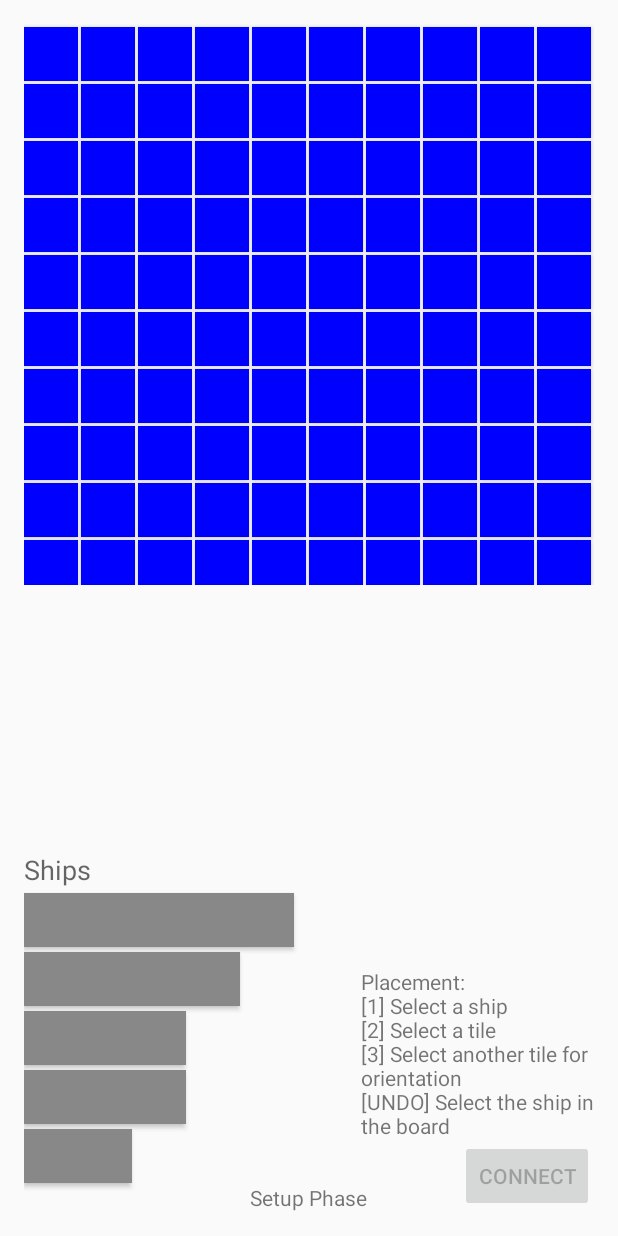
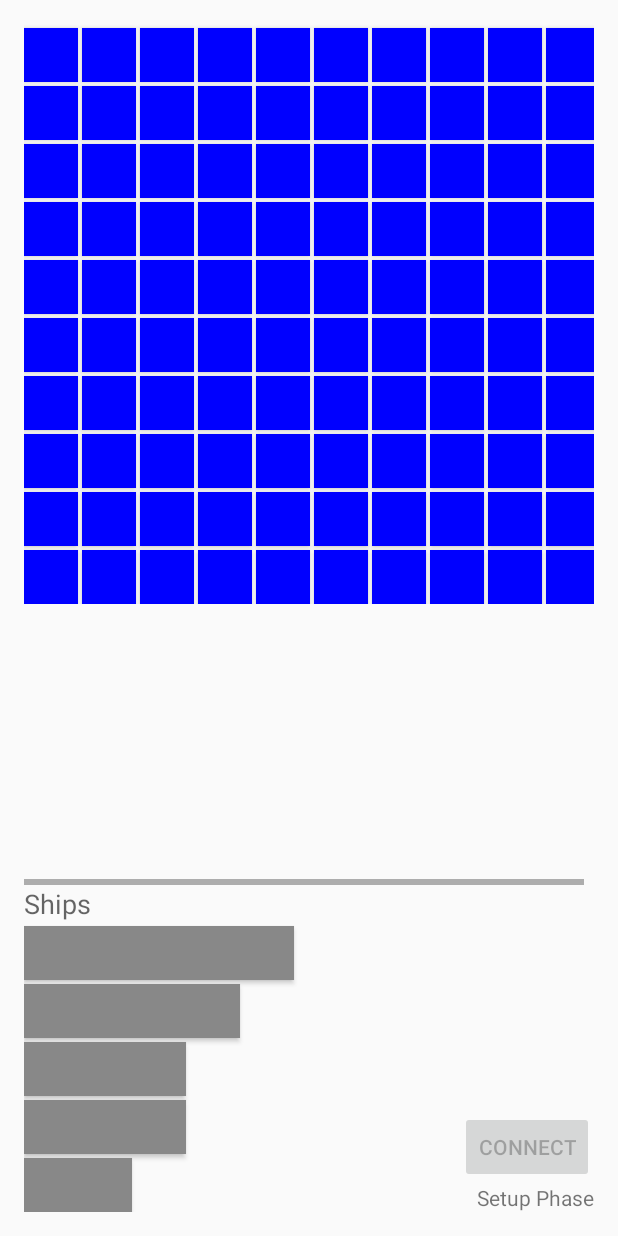
Before and after one commit to vicboyv/Battleships, an Android app: the SetupActivity screen opened directly, with no data from a screen before it, on a phone screen of 412 x 824 dp. Run offline under Robolectric (Android 15) with nearby library versions, the phone set to English and light mode, and no system bars.

Commit message:
Added flexible interface for any resolution.
tnx to scrollers

```diff
--- a/app/src/main/java/com/example/battleships/SetupActivity.java
+++ b/app/src/main/java/com/example/battleships/SetupActivity.java
@@ -21,6 +21,7 @@ import android.view.MenuItem;
 import android.view.View;
 import android.widget.Button;
 import android.widget.GridLayout;
+import android.widget.LinearLayout;
 import android.widget.Toast;
 
 import java.util.HashMap;
@@ -85,6 +86,7 @@ public class SetupActivity extends Activity {
 
         board.setColumnCount(10);
         board.setRowCount(10);
+        int tileSize = settings.getInt("TileSize", 36);
         for(int y = 0; y < 10; y++)
         {
             for(int x = 0; x < 10; x++)
@@ -92,10 +94,10 @@ public class SetupActivity extends Activity {
                 tileButton[x][y] = new Tile(this, x, y);
 
                 GridLayout.LayoutParams param = new GridLayout.LayoutParams();
-                param.height = getDP(36);
-                param.width = getDP(36);
-                param.rightMargin = 3;
-                param.topMargin = 3;
+                param.height = getDP(tileSize);
+                param.width = getDP(tileSize);
+                param.rightMargin = getDP(tileSize / 12);
+                param.topMargin = getDP(tileSize / 12);
                 param.setGravity(Gravity.CENTER);
                 param.columnSpec = GridLayout.spec(x);
                 param.rowSpec = GridLayout.spec(y);
@@ -114,6 +116,15 @@ public class SetupActivity extends Activity {
                 availableTiles.add(tileButton[x][y]);
                 board.addView(tileButton[x][y]);
             }
+        }
+        for(Button pickedButton : shipButton)
+        {
+            LinearLayout.LayoutParams param = new LinearLayout.LayoutParams((getDP(tileSize) * 5), ((getDP(tileSize) + 3) * 5));
+            param.height = getDP(tileSize);
+            param.width = getDP(tileSize) * shipInfo.get(pickedButton).length;
+            param.rightMargin = getDP(tileSize / 12);
+            param.topMargin = getDP(tileSize / 12);
+            pickedButton.setLayoutParams(param);
         }
 
         this.phaseState = "Ship Selection";
@@ -407,11 +418,11 @@ public class SetupActivity extends Activity {
         String smsBody = "CONNECT." + retrieveBlueprint();
         if(settings.getBoolean("SMSPrompt", true))
         {
-            Intent sendIntent = new Intent(Intent.ACTION_VIEW);
+            /*Intent sendIntent = new Intent(Intent.ACTION_VIEW);
             sendIntent.setData(Uri.parse("smsto: " + SecretData.shortcode));
             sendIntent.putExtra("sms_body", smsBody);
-            startActivity(sendIntent);
-            //openPlay(retrieveBlueprint(), retrieveBlueprint(), -1);
+            startActivity(sendIntent);*/
+            openPlay(retrieveBlueprint(), retrieveBlueprint(), -1);
         }
         else
         {
--- a/app/src/main/res/layout/activity_setup.xml
+++ b/app/src/main/res/layout/activity_setup.xml
@@ -4,114 +4,46 @@
     android:paddingRight="@dimen/activity_horizontal_margin"
     android:paddingTop="@dimen/activity_vertical_margin"
     android:paddingBottom="@dimen/activity_vertical_margin"
-    tools:context="com.example.battleships.SetupActivity">
+    tools:context="com.example.battleships.SetupActivity"
+                android:id="@+id/mainFrame">
 
-    <TextView android:text="Setup Phase" android:layout_width="wrap_content"
+    <HorizontalScrollView
+        android:layout_width="match_parent"
         android:layout_height="wrap_content"
-        android:id="@+id/phaseLabel"
-        android:layout_alignParentBottom="true"
-        android:layout_centerHorizontal="true" />
-
-    <Button
-        android:layout_width="wrap_content"
-        android:layout_height="wrap_content"
-        android:text="CONNECT"
-        android:id="@+id/connectButton"
-        android:layout_alignParentBottom="true"
-        android:layout_alignParentRight="true"
-        android:layout_alignParentEnd="true"
-        android:onClick="connectChikka"/>
-
-    <GridLayout
-        android:layout_width="match_parent"
-        android:layout_height="374dp"
-        android:id="@+id/boardLayout"
-        android:layout_weight="0.32"
+        android:id="@+id/horizontalScrollView"
         android:layout_alignParentTop="true"
-        android:layout_centerHorizontal="true"
-        android:layout_marginBottom="250dp">
-
-    </GridLayout>
-
-    <Button
-        android:layout_width="wrap_content"
-        android:layout_height="wrap_content"
-        android:id="@+id/shipE"
-        android:layout_above="@+id/phaseLabel"
         android:layout_alignParentLeft="true"
         android:layout_alignParentStart="true"
-        android:width="72dp"
-        android:height="36dp"
-        android:background="#ff888888"
-        android:maxWidth="72dp"
-        android:minHeight="18dp"
-        android:maxHeight="36dp"
-        android:minWidth="36dp"
-        android:layout_marginTop="3dp" />
+        android:layout_above="@+id/shipLabel">
 
-    <Button
-        android:layout_width="wrap_content"
-        android:layout_height="wrap_content"
-        android:id="@+id/shipD"
-        android:width="108dp"
-        android:height="36dp"
-        android:background="#ff888888"
-        android:maxWidth="108dp"
-        android:minHeight="18dp"
-        android:maxHeight="36dp"
-        android:minWidth="54dp"
-        android:layout_above="@+id/shipE"
-        android:layout_alignParentLeft="true"
-        android:layout_alignParentStart="true"
-        android:layout_marginTop="3dp" />
+        <RelativeLayout
+            android:layout_width="wrap_content"
+            android:layout_height="match_parent"
+            android:id="@+id/innerFrame"><![CDATA[
+            >
 
-    <Button
-        android:layout_width="wrap_content"
-        android:layout_height="wrap_content"
-        android:id="@+id/shipC"
-        android:width="108dp"
-        android:height="36dp"
-        android:background="#ff888888"
-        android:maxWidth="108dp"
-        android:minHeight="18dp"
-        android:maxHeight="36dp"
-        android:minWidth="54dp"
-        android:layout_above="@+id/shipD"
-        android:layout_alignParentLeft="true"
-        android:layout_alignParentStart="true"
-        android:layout_marginTop="3dp" />
 
-    <Button
-        android:layout_width="wrap_content"
-        android:layout_height="wrap_content"
-        android:id="@+id/shipB"
-        android:width="144dp"
-        android:height="36dp"
-        android:background="#ff888888"
-        android:maxWidth="144dp"
-        android:minHeight="18dp"
-        android:maxHeight="36dp"
-        android:minWidth="72dp"
-        android:layout_above="@+id/shipC"
-        android:layout_alignParentLeft="true"
-        android:layout_alignParentStart="true"
-        android:layout_marginTop="3dp" />
 
-    <Button
-        android:layout_width="wrap_content"
-        android:layout_height="wrap_content"
-        android:id="@+id/shipA"
-        android:width="180dp"
-        android:height="36dp"
-        android:background="#ff888888"
-        android:maxWidth="180dp"
-        android:minHeight="18dp"
-        android:maxHeight="36dp"
-        android:minWidth="90dp"
-        android:layout_above="@+id/shipB"
-        android:layout_alignParentLeft="true"
-        android:layout_alignParentStart="true"
-        android:layout_marginTop="3dp" />
+
+
+            ]]>
+
+            <ScrollView
+                android:layout_width="match_parent"
+                android:layout_height="wrap_content"
+                android:id="@+id/scrollView">
+
+                <GridLayout
+                    android:layout_width="match_parent"
+                    android:layout_height="wrap_content"
+                    android:id="@+id/boardLayout"
+                    android:orientation="vertical"
+                    android:nestedScrollingEnabled="false">
+
+                </GridLayout>
+            </ScrollView>
+        </RelativeLayout>
+    </HorizontalScrollView>
 
     <TextView
         android:layout_width="wrap_content"
@@ -119,17 +51,81 @@
         android:textAppearance="?android:attr/textAppearanceMedium"
         android:text="Ships"
         android:id="@+id/shipLabel"
-        android:layout_above="@+id/shipA"
+        android:layout_above="@+id/shipList"
         android:layout_alignParentLeft="true"
-        android:layout_alignParentStart="true" />
+        android:layout_alignParentStart="true"/>
 
-    <TextView
+    <LinearLayout
+        android:orientation="vertical"
+        android:layout_width="match_parent"
+        android:layout_height="wrap_content"
+        android:layout_alignParentLeft="true"
+        android:layout_alignParentStart="false"
+        android:id="@+id/shipList"
+        android:layout_alignParentBottom="true">
+
+        <Button
+            android:layout_width="wrap_content"
+            android:layout_height="36dp"
+            android:id="@+id/shipA"
+            android:width="180dp"
+            android:background="#ff888888"
+            android:layout_marginTop="3dp"
+            />
+
+        <Button
+            android:layout_width="wrap_content"
+            android:layout_height="36dp"
+            android:id="@+id/shipB"
+            android:width="144dp"
+            android:background="#ff888888"
+            android:layout_marginTop="3dp"
+            />
+
+        <Button
+            android:layout_width="wrap_content"
+            android:layout_height="36dp"
+            android:id="@+id/shipC"
+            android:width="108dp"
+            android:background="#ff888888"
+
+            android:layout_marginTop="3dp"
+            />
+
+        <Button
+            android:layout_width="wrap_content"
+            android:layout_height="36dp"
+            android:id="@+id/shipD"
+            android:width="108dp"
+            android:background="#ff888888"
+            android:layout_marginTop="3dp"
+            />
+
+        <Button
+            android:layout_width="wrap_content"
+            android:layout_height="36dp"
+            android:id="@+id/shipE"
+            android:width="72dp"
+            android:background="#ff888888"
+            android:layout_marginTop="3dp"
+            />
+    </LinearLayout>
+
+    <Button
         android:layout_width="wrap_content"
         android:layout_height="wrap_content"
-        android:text="Placement:\n[1] Select a ship\n[2] Select a tile\n[3] Select another tile for\norientation\n[UNDO] Select the ship in\nthe board"
-        android:id="@+id/setupInstructions"
-        android:layout_above="@+id/connectButton"
-        android:layout_alignRight="@+id/boardLayout"
-        android:layout_alignEnd="@+id/boardLayout" />
+        android:text="CONNECT"
+        android:id="@+id/connectButton"
+        android:onClick="connectChikka"
+        android:layout_above="@+id/phaseLabel"
+        android:layout_alignParentRight="true"
+        android:layout_alignParentEnd="true"/>
+
+    <TextView android:text="Setup Phase" android:layout_width="wrap_content"
+        android:layout_height="wrap_content"
+        android:id="@+id/phaseLabel"
+              android:layout_alignParentBottom="true"
+              android:layout_alignParentRight="true"
+              android:layout_alignParentEnd="true"/>
 
 </RelativeLayout>
```
Also changed, not shown: app/src/main/java/com/example/battleships/OptionsActivity.java (+16 -0 lines), app/src/main/java/com/example/battleships/PlayActivity.java (+9 -8 lines), app/src/main/res/layout/activity_options.xml (+15 -0 lines), app/src/main/res/layout/activity_play.xml (+83 -19 lines).
